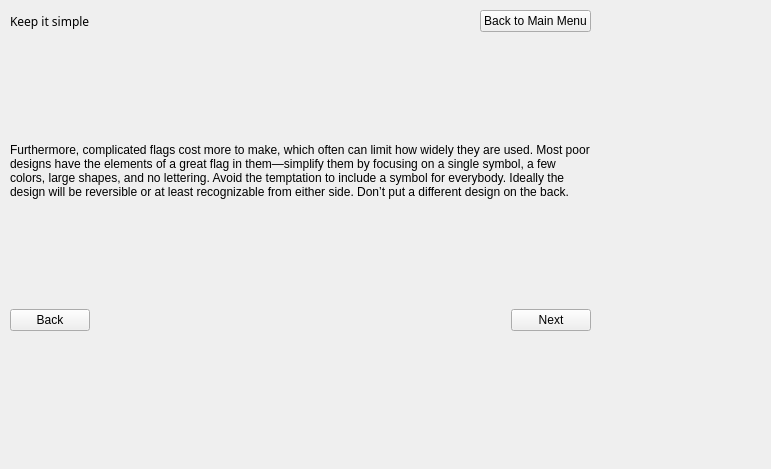
Above: keepsimplelesson.ui from zxjorge/EDApp before the change. Below: the same form after it.
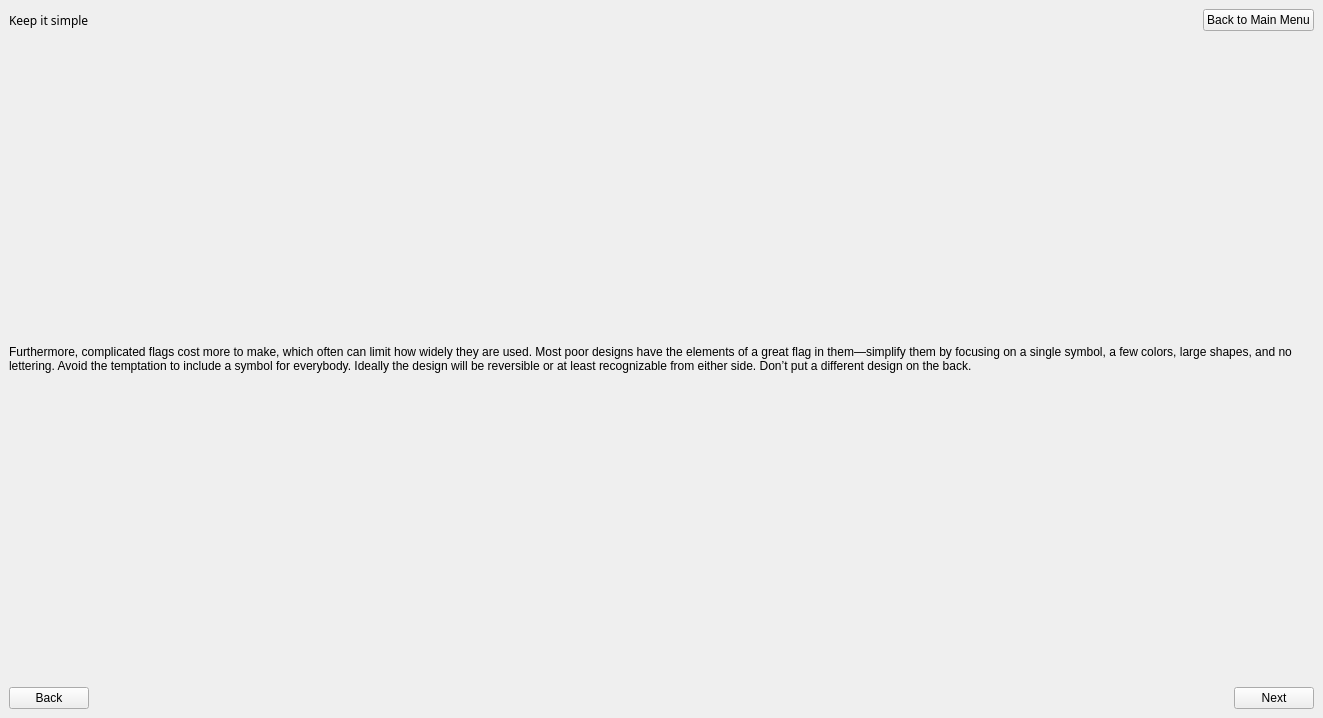
That is the form after the change. The open tabs and pages were chosen to show the change.

```diff
--- a/keepsimplelesson.ui
+++ b/keepsimplelesson.ui
@@ -6,8 +6,8 @@
    <rect>
     <x>0</x>
     <y>0</y>
-    <width>771</width>
-    <height>469</height>
+    <width>1323</width>
+    <height>718</height>
    </rect>
   </property>
   <property name="windowTitle">
@@ -105,15 +105,8 @@
    </widget>
   </widget>
   <widget class="QWidget" name="page_2">
-   <widget class="QWidget" name="layoutWidget">
-    <property name="geometry">
-     <rect>
-      <x>10</x>
-      <y>10</y>
-      <width>581</width>
-      <height>321</height>
-     </rect>
-    </property>
+   <layout class="QVBoxLayout" name="verticalLayout_4">
+    <item>
     <layout class="QVBoxLayout" name="verticalLayout">
      <item>
       <layout class="QHBoxLayout" name="horizontalLayout">
@@ -193,7 +186,8 @@
       </layout>
      </item>
     </layout>
-   </widget>
+    </item>
+   </layout>
   </widget>
  </widget>
  <resources/>
```
Lines whose indentation alone changed are shown as unchanged.
